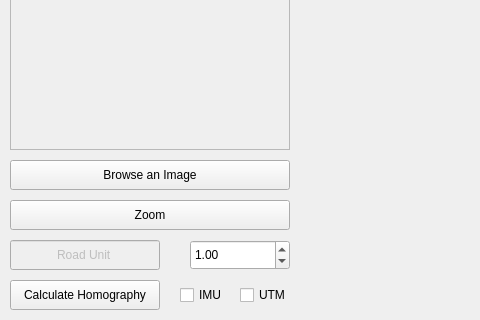
This is ui/gui.ui in csonthomisi/tennis-ball-marker-gui as Qt 5 draws it before an edit; both pictures show x 0 to 480 and y 380 to 700 of the 1130 by 700 pixel window. The edited form follows.
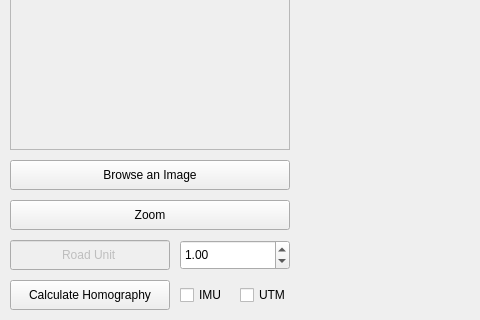
This is the edited form.

Diff of the .ui file:
```diff
--- a/ui/gui.ui
+++ b/ui/gui.ui
@@ -49,7 +49,7 @@
      <rect>
       <x>10</x>
       <y>660</y>
-      <width>150</width>
+      <width>160</width>
       <height>30</height>
      </rect>
     </property>
@@ -149,7 +149,7 @@
      <rect>
       <x>10</x>
       <y>620</y>
-      <width>150</width>
+      <width>160</width>
       <height>30</height>
      </rect>
     </property>
@@ -169,9 +169,9 @@
    <widget class="QDoubleSpinBox" name="road_unit">
     <property name="geometry">
      <rect>
-      <x>190</x>
+      <x>180</x>
       <y>620</y>
-      <width>100</width>
+      <width>110</width>
       <height>30</height>
      </rect>
     </property>
```
